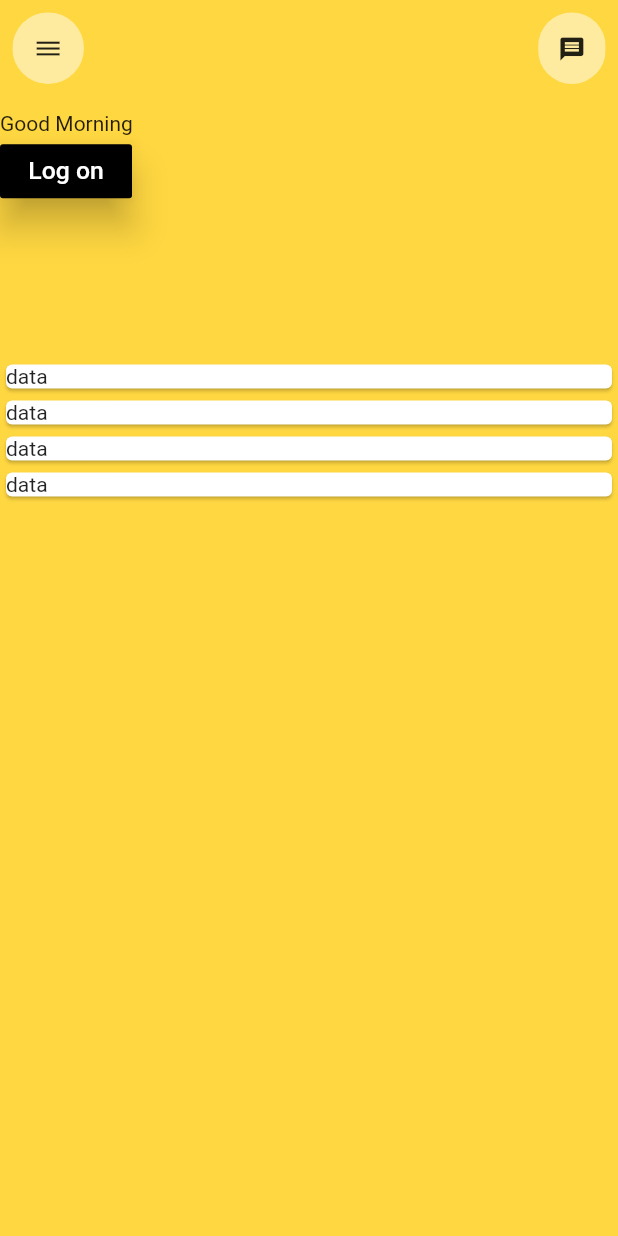
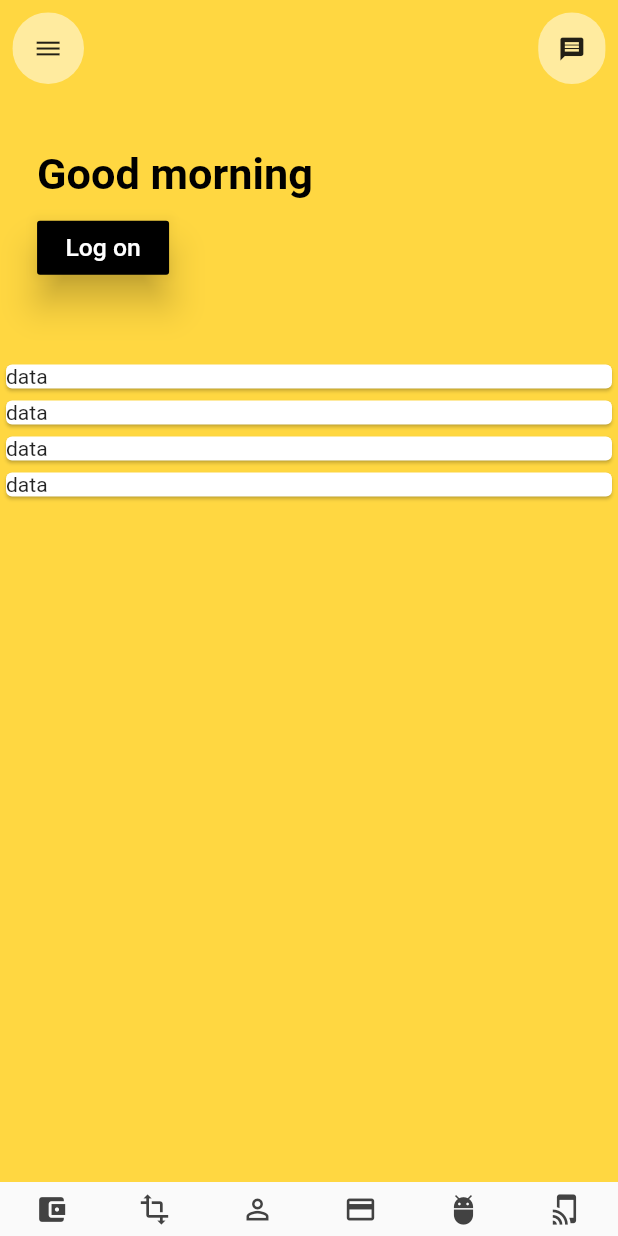
Before and after one commit to NaagAlgates/combank_ui_challenge, a Flutter app: the screen it shows after launch, on a phone screen of 412 x 824 dp. Run offline on Flutter 3.47's test engine with Material 2 defaults, Android fonts, the phone set to English and light mode, and no system bars.

Commit message:
Added Bottom Navigation bar

```diff
--- a/lib/main.dart
+++ b/lib/main.dart
@@ -1,5 +1,6 @@
 
 import 'package:combank_ui_challenge/ui/custom_drawer_menu.dart';
+import 'package:combank_ui_challenge/view/custom_bottom_navigation_bar.dart';
 import 'package:combank_ui_challenge/view/greetings_view.dart';
 import 'package:flutter/material.dart';
 
@@ -44,6 +45,7 @@ class _HomePageState extends State<HomePage> with TickerProviderStateMixin {
 
   @override
   Widget build(BuildContext context) {
+    int currentTab = 0;
     var _height = MediaQuery.of(context).size.height;
     var _width = MediaQuery.of(context).size.width;
     return SafeArea(
@@ -98,6 +100,27 @@ class _HomePageState extends State<HomePage> with TickerProviderStateMixin {
               ),
             ],
           ),
+        ),
+        bottomNavigationBar: Material(
+          child: CommBankBottomNavigationBar(
+              color: Colors.transparent,
+              elevation: 0.0,
+              index: currentTab,
+              labelStyle: LabelStyle(visible: false),
+              onTap: (i) {
+                setState(() {
+                  currentTab = i;
+                });
+              },
+              items: [
+                BottomNavItem(Icons.account_balance_wallet,),
+                BottomNavItem(Icons.transform,),
+                BottomNavItem(Icons.person_outline,),
+                BottomNavItem(Icons.credit_card,),
+                BottomNavItem(Icons.adb,),
+                BottomNavItem(Icons.tap_and_play,),
+              ],
+            ),
         ),
         /*body: SingleChildScrollView(
           child: Container(
--- a/lib/model/DisplayGreetings.dart
+++ b/lib/model/DisplayGreetings.dart
@@ -6,10 +6,10 @@ class DisplayGreetings {
     DateTime timeOfDay = DateTime.now();
     var currentHour = timeOfDay.hour;
     if (currentHour >= 0 && currentHour < 12) {
-      return "Good Morning";
+      return "Good morning";
     }else if(currentHour >= 12 && currentHour < 16){
-      return "Good Afternoon";
+      return "Good afternoon";
     }else
-      return "Good Evening";
+      return "Good evening";
     }
   }
--- /dev/null
+++ b/lib/view/custom_bottom_navigation_bar.dart
@@ -0,0 +1,259 @@
+import 'package:combank_ui_challenge/helpers/themes.dart';
+import 'package:flutter/material.dart' as md;
+import 'package:flutter/widgets.dart';
+import 'dart:io' show Platform;
+
+final md.Color defaultColor = md.Colors.grey[800];
+
+final md.Color defaultOnSelectColor = md.Colors.grey[800];
+
+class CommBankBottomNavigationBar extends md.StatefulWidget {
+  final int index;
+  final void Function(int i) onTap;
+  final List<BottomNavItem> items;
+  final double elevation;
+  final IconStyle iconStyle;
+  final md.Color color;
+  final LabelStyle labelStyle;
+
+  CommBankBottomNavigationBar({
+    this.index,
+    this.onTap,
+    this.items,
+    this.elevation = 0.0,
+    this.iconStyle,
+    this.color = md.Colors.white,
+    this.labelStyle,
+  }) :
+        assert(items != null),
+        assert(items.length >= 2);
+
+  @override
+  CommBankBottomNavigationBarState createState() => CommBankBottomNavigationBarState();
+}
+
+class CommBankBottomNavigationBarState extends md.State<CommBankBottomNavigationBar> {
+  int currentIndex;
+  IconStyle iconStyle;
+  LabelStyle labelStyle;
+
+  @override
+  void initState() {
+    currentIndex = widget.index ?? 0;
+    iconStyle = widget.iconStyle ?? IconStyle();
+    labelStyle = widget.labelStyle ?? LabelStyle();
+    super.initState();
+  }
+
+  @override
+  md.Widget build(md.BuildContext context) {
+    return md.Material(
+        elevation: widget.elevation,
+        color: widget.color,
+        child: md.Row(
+          mainAxisAlignment: md.MainAxisAlignment.spaceAround,
+          mainAxisSize: md.MainAxisSize.max,
+          children: widget.items.map((b) {
+            final int i = widget.items.indexOf(b);
+
+            final bool selected = i == currentIndex;
+
+            return BMNavItem(
+              icon: b.icon,
+              iconSize: selected ? iconStyle.getSelectedSize() : iconStyle.getSize(),
+              label: parseLabel(b.label, labelStyle, selected),
+              onTap: () => onItemClick(i),
+              textStyle: selected ? labelStyle.getOnSelectTextStyle() : labelStyle.getTextStyle(),
+              color: selected ? iconStyle.getSelectedColor() : iconStyle.getColor(),
+            );
+          }).toList(),
+        )
+    );
+  }
+
+  onItemClick(int i) {
+    setState(() {
+      currentIndex = i;
+    });
+    if (widget.onTap != null) widget.onTap(i);
+  }
+
+  parseLabel(String label, LabelStyle style, bool selected) {
+    /*if (!style.isVisible()) {
+      return null;
+    }*/
+
+    if (style.isShowOnSelect()) {
+      return selected ? label : null;
+    }
+
+    return label;
+  }
+}
+
+class BottomNavItem {
+  final md.IconData icon;
+  final String label;
+
+  BottomNavItem(this.icon, {this.label});
+}
+
+class LabelStyle {
+  final bool visible;
+  final bool showOnSelect;
+  final md.TextStyle textStyle;
+  final md.TextStyle onSelectTextStyle;
+
+  LabelStyle({
+    this.visible,
+    this.showOnSelect,
+    this.textStyle,
+    this.onSelectTextStyle
+  });
+
+  isVisible() {
+    return visible ?? true;
+  }
+
+  isShowOnSelect() {
+    return showOnSelect ?? false;
+  }
+
+  // getTextStyle returns `textStyle` with default `fontSize` and
+  // `color` values if not provided. if `textStyle` is null then
+  // returns default text style
+  getTextStyle() {
+    if (textStyle != null) {
+      return md.TextStyle(
+        inherit: textStyle.inherit,
+        color: textStyle.color ?? defaultOnSelectColor,
+        fontSize: textStyle.fontSize ?? 12.0,
+        fontWeight: textStyle.fontWeight,
+        fontStyle: textStyle.fontStyle,
+        letterSpacing: textStyle.letterSpacing,
+        wordSpacing: textStyle.wordSpacing,
+        textBaseline: textStyle.textBaseline,
+        height: textStyle.height,
+        locale: textStyle.locale,
+        foreground: textStyle.foreground,
+        background: textStyle.background,
+        decoration: textStyle.decoration,
+        decorationColor: textStyle.decorationColor,
+        decorationStyle: textStyle.decorationStyle,
+        debugLabel: textStyle.debugLabel,
+        fontFamily: textStyle.fontFamily,
+      );
+    }
+    return md.TextStyle(color: defaultColor, fontSize: 12.0);
+  }
+
+  // getOnSelectTextStyle returns `onSelectTextStyle` with
+  // default `fontSize` and `color` values if not provided. if
+  // `onSelectTextStyle` is null then returns default text style
+  getOnSelectTextStyle() {
+    if (onSelectTextStyle != null) {
+      return md.TextStyle(
+        inherit: onSelectTextStyle.inherit,
+        color: onSelectTextStyle.color ?? defaultOnSelectColor,
+        fontSize: onSelectTextStyle.fontSize ?? 12.0,
+        fontWeight: onSelectTextStyle.fontWeight,
+        fontStyle: onSelectTextStyle.fontStyle,
+        letterSpacing: onSelectTextStyle.letterSpacing,
+        wordSpacing: onSelectTextStyle.wordSpacing,
+        textBaseline: onSelectTextStyle.textBaseline,
+        height: onSelectTextStyle.height,
+        locale: onSelectTextStyle.locale,
+        foreground: onSelectTextStyle.foreground,
+        background: onSelectTextStyle.background,
+        decoration: onSelectTextStyle.decoration,
+        decorationColor: onSelectTextStyle.decorationColor,
+        decorationStyle: onSelectTextStyle.decorationStyle,
+        debugLabel: onSelectTextStyle.debugLabel,
+        fontFamily: onSelectTextStyle.fontFamily,
+      );
+    }
+    return md.TextStyle(color: defaultOnSelectColor, fontSize: 12.0);
+  }
+}
+
+class IconStyle {
+  final double size;
+  final double onSelectSize;
+  final md.Color color;
+  final md.Color onSelectColor;
+
+  IconStyle({this.size, this.onSelectSize, this.color, this.onSelectColor});
+
+  getSize() {
+    return 22.0;
+  }
+
+  getSelectedSize() {
+    return 22.0;
+  }
+
+  getColor() {
+    return color ?? defaultColor;
+  }
+
+  getSelectedColor() {
+    return onSelectColor ?? defaultOnSelectColor;
+  }
+}
+
+class BMNavItem extends md.StatelessWidget {
+  final md.IconData icon;
+  final double iconSize;
+  final String label;
+  final void Function() onTap;
+  final md.Color color;
+  final md.TextStyle textStyle;
+
+  BMNavItem({
+    this.icon,
+    this.iconSize,
+    this.label,
+    this.onTap,
+    this.color,
+    this.textStyle,
+  }) :
+        assert(icon != null),
+        assert(iconSize != null),
+        assert(color != null),
+        assert(onTap != null);
+
+  @override
+  md.Widget build(md.BuildContext context) {
+
+    return md.Expanded(
+        child: md.InkResponse(
+          key: key,
+          child: md.Padding(
+              padding: getPadding(),
+              child: md.Column(
+                  mainAxisSize: md.MainAxisSize.min,
+                  crossAxisAlignment: CrossAxisAlignment.center,
+                  children: <md.Widget>[
+                    md.Icon(icon, size: iconSize, color: color),
+                    label != null? md.Text(label, style: textStyle):md.Container()
+                  ]
+              )
+          ),
+          highlightColor: /*md.Theme.of(context).highlightColor*/ md.Colors.transparent,
+          splashColor: md.Colors.transparent,
+          radius: md.Material.defaultSplashRadius,
+          onTap: () => onTap(),
+        )
+    );
+  }
+
+  getPadding() {
+    if (label != null) {
+      final double p = ((56-textStyle.fontSize)-iconSize)/2;
+      return md.EdgeInsets.fromLTRB(0.0, p, 0.0, p);
+    }
+    return md.EdgeInsets.fromLTRB(
+        0.0, (36-iconSize)/2, 0.0, (36-iconSize)/2
+    );
+  }
+}
--- a/lib/view/custom_button.dart
+++ b/lib/view/custom_button.dart
@@ -14,6 +14,8 @@ class CustomButtonWidget extends StatelessWidget {
     return RaisedButton(elevation: 10.0,
       child: Text(label,style: TextStyle(color: Colors.white,fontSize: _height*0.02),),
       color: Colors.black,
+      splashColor: Colors.white30,
+      highlightColor: Colors.black12,
       onPressed: (){
         print("Button pressed");
       },
--- a/lib/view/greetings_view.dart
+++ b/lib/view/greetings_view.dart
@@ -8,18 +8,24 @@ class GreetingsSection extends StatelessWidget {
   Widget build(BuildContext context) {
     var _height = MediaQuery.of(context).size.height;
     var _width = MediaQuery.of(context).size.width;
-    return Container(
+    return Padding(
+      padding: EdgeInsets.all(_height*0.03),
+      child: Container(
         width: _width,
-      height: _height*0.2,
+        height: _height*0.14,
         color: Colors.transparent,
         child: Column(
-        mainAxisSize: MainAxisSize.min,
+          mainAxisSize: MainAxisSize.max,
           mainAxisAlignment: MainAxisAlignment.start,
           crossAxisAlignment: CrossAxisAlignment.start,
           children: <Widget>[
-          Text(DisplayGreetings.getGreetings()),
-          CustomButtonWidget(label:"Log on")
+            Text(DisplayGreetings.getGreetings(),style: TextStyle(color: Colors.black,fontSize: _height*0.035,fontWeight: FontWeight.bold),),
+            Padding(
+              padding: EdgeInsets.only(top: _height*0.01),
+              child: CustomButtonWidget(label:"Log on"),
+            )
           ],
+        ),
       ),
     );
   }
```
Lines whose indentation alone changed are shown as unchanged.
